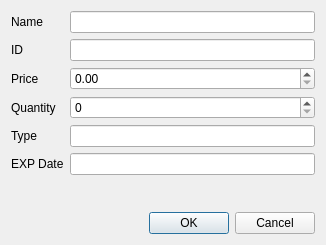
Above: invevntoryaddproductdialog.ui from Mr-Se7en/QT_Local_shop before the change. Below: the same form after it.
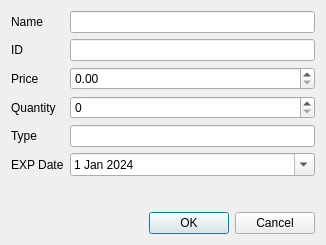
That is the form after the change.

Diff of the .ui file:
```diff
--- a/invevntoryaddproductdialog.ui
+++ b/invevntoryaddproductdialog.ui
@@ -82,7 +82,21 @@
       </widget>
      </item>
      <item row="5" column="1">
-      <widget class="QLineEdit" name="expirationDateLineEdit"/>
+      <widget class="QDateEdit" name="expirationDateLineEdit">
+       <property name="dateTime">
+        <datetime>
+         <hour>19</hour>
+         <minute>30</minute>
+         <second>0</second>
+         <year>2024</year>
+         <month>1</month>
+         <day>1</day>
+        </datetime>
+       </property>
+       <property name="calendarPopup">
+        <bool>true</bool>
+       </property>
+      </widget>
      </item>
     </layout>
    </item>
```
Left out of the diff: 4 changed lines with no effect on the pictures.
